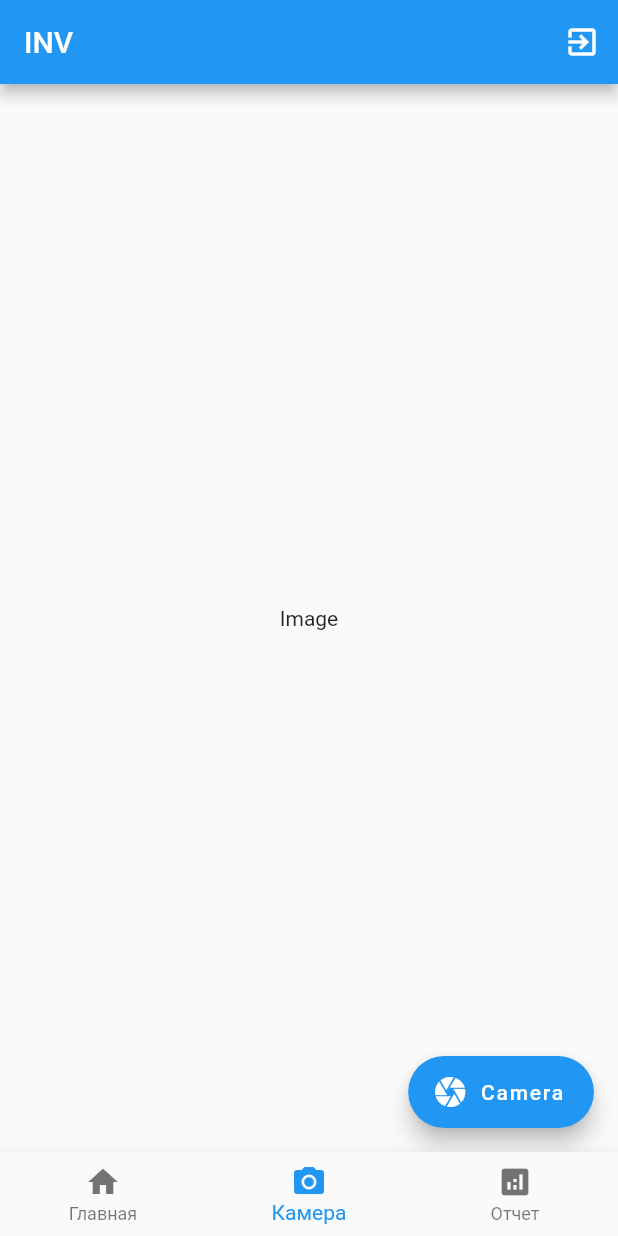
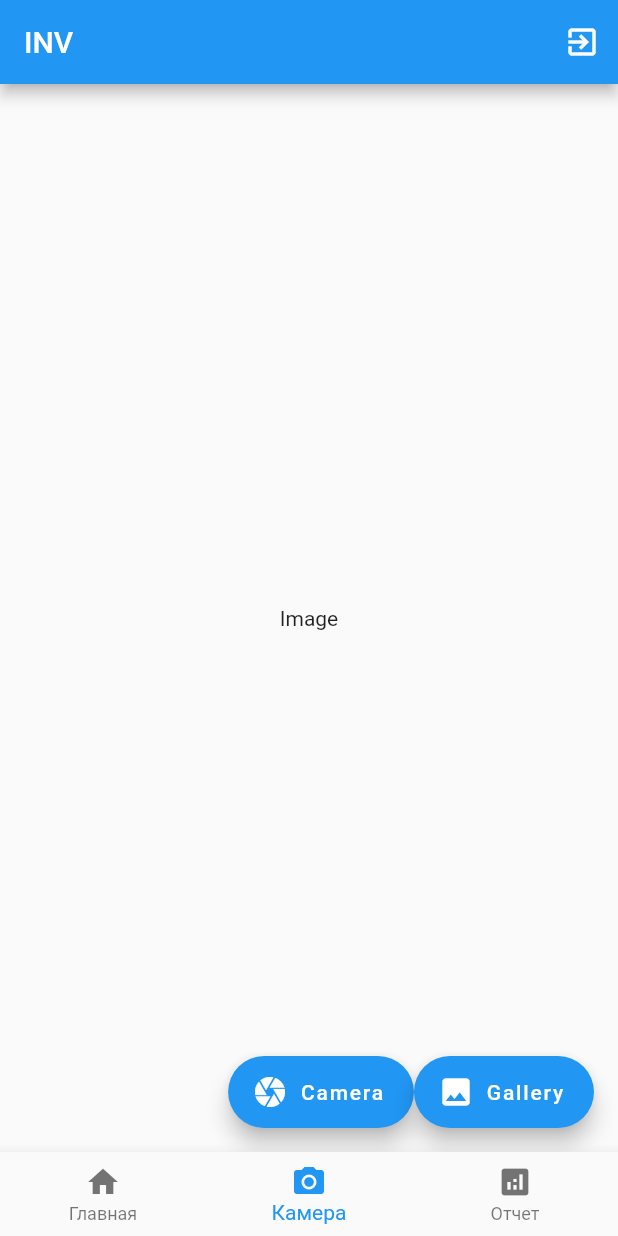
Before and after one commit to Nairaceorex/mob_cli_for_coll_inv_num, a Flutter app: the screen it shows after launch, item 2 of the bottom bar chosen, after a tap on "Camera", on a phone screen of 412 x 824 dp. Run offline on Flutter 3.47's test engine with Material 2 defaults, Android fonts, the phone set to English and light mode, and no system bars; our stand-ins replace flutter_image_compress, image_cropper, image_picker.

Commit message:
add gallery, update crop

```diff
--- a/lib/Pages/CameraPage.dart
+++ b/lib/Pages/CameraPage.dart
@@ -24,6 +24,14 @@ class _CameraPageState extends State<CameraPage>{
 
     var image = await _picker.pickImage(source: source);
 
+    AndroidUiSettings androidUiSettingsLocked() => AndroidUiSettings(
+      toolbarTitle: 'Crop Image',
+      toolbarColor: Colors.red,
+      toolbarWidgetColor: Colors.white,
+      initAspectRatio: CropAspectRatioPreset.original,
+      lockAspectRatio: false,
+    );
+
     File? croppedFile = await _cropper.cropImage(
       sourcePath: image!.path,
       aspectRatioPresets: [
@@ -33,7 +41,10 @@ class _CameraPageState extends State<CameraPage>{
         CropAspectRatioPreset.ratio4x3,
         CropAspectRatioPreset.ratio16x9
       ],
+      androidUiSettings: androidUiSettingsLocked(),
     );
+
+
 
     /*File? result = await FlutterImageCompress.compressAndGetFile(
       croppedFile!.path,
@@ -70,6 +81,14 @@ class _CameraPageState extends State<CameraPage>{
                 icon: Icon(Icons.camera),
 
             ),
+            FloatingActionButton.extended(
+              onPressed: () => _openCamera(ImageSource.gallery),
+              heroTag: UniqueKey(),
+              label: Text('Gallery'),
+              icon: Icon(Icons.image),
+
+            ),
+
 
           ],
         ),
```
